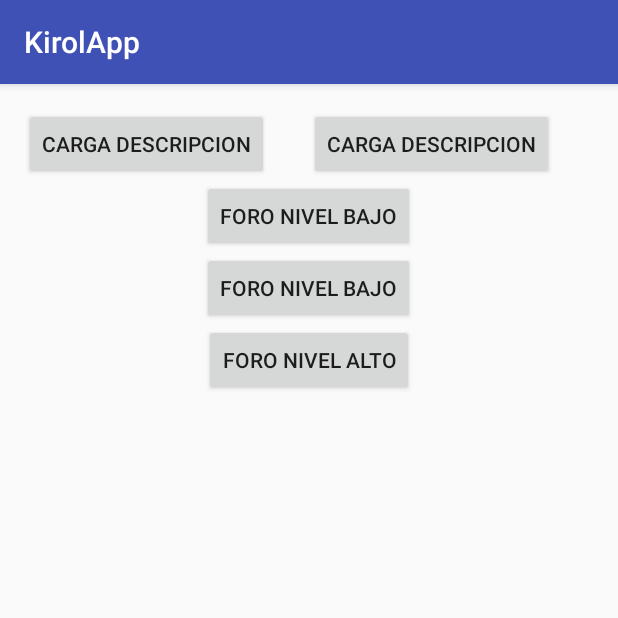
After one commit to aszur/repoKirolApp, an Android app: the SelectedSportActivity screen opened directly, with no data from a screen before it, on a phone screen of 412 x 824 dp, the top half of it. The commit adds this screen. Run offline under Robolectric (Android 15) with nearby library versions, the phone set to English and light mode, and no system bars; 1 statement that could not run was skipped.

Commit message:
Modificando Registro. Cargamos PDFs.

```diff
--- a/KirolApp/app/src/main/java/es/tta/kirolApp/MainActivity.java
+++ b/KirolApp/app/src/main/java/es/tta/kirolApp/MainActivity.java
@@ -26,8 +26,12 @@ public class MainActivity extends AppCompatActivity {
         String login = ((EditText) findViewById(R.id.nombreUsuario)).getText().toString();
         String pwd = ((EditText) findViewById(R.id.claveUsuario)).getText().toString();
         if (authenticate(login, pwd)) {
-            intent.putExtra(LanguageActivity.EXTRA_LOGIN, login); //¿lo esta guardando directamente en la vble de la otra activity?
+            intent.putExtra(LanguageActivity.EXTRA_LOGIN, login);
             startActivity(intent);
         }
     }
+    public void registrar(View view) {
+        Intent intent = new Intent(this, RegisterActivity.class);
+        startActivity(intent);
+    }
 }
--- /dev/null
+++ b/KirolApp/app/src/main/java/es/tta/kirolApp/SelectedSportActivity.java
@@ -0,0 +1,61 @@
+package es.tta.kirolApp;
+
+import android.content.ActivityNotFoundException;
+import android.content.Intent;
+import android.net.Uri;
+import android.os.Environment;
+import android.support.v7.app.AppCompatActivity;
+import android.os.Bundle;
+import android.view.View;
+import android.widget.Button;
+
+import com.example.docencia.kirolApp.R;
+
+import java.io.File;
+import java.net.URI;
+
+import es.tta.kirolApp.model.DeporteXid;
+import es.tta.kirolApp.model.NetworkRequests;
+
+
+public class SelectedSportActivity extends AppCompatActivity {
+    private DeporteXid deporte;
+    @Override
+    protected void onCreate(Bundle savedInstanceState) {
+        super.onCreate(savedInstanceState);
+        setContentView(R.layout.activity_selected_sport);
+        Bundle extras = getIntent().getExtras();
+        int sportId = extras.getInt("SportId"); //Recogemos el id devuelto por la actividad anterior para solicitar info sobre ese deporte
+        deporte = NetworkRequests.cargaDeportesXid(sportId);
+        deporte.setUrlDescEs("https://dl.dropboxusercontent.com/s/oulzgpgnq2ca1ly/KorfbalSpa.pdf?dl=0");
+    }
+    public void cargaDescripcion(View view){
+        cargaPdf(Uri.parse(deporte.getUrlDescEs()));
+    }
+    public void cargaAdaptacion(){
+        cargaPdf(Uri.parse(deporte.getUrlAdapEs()));
+    }
+    public void cargaForo1(){
+
+    }
+    public void cargaForo2(){
+
+    }
+    public void cargaForo3(){
+
+    }
+
+    private void cargaPdf(Uri url){
+        //File file = new File(Environment.getExternalStorageDirectory().getAbsolutePath() +"/"+ filename);
+        Intent target = new Intent(Intent.ACTION_VIEW);
+        target.setDataAndType(url,"application/pdf");
+        target.setFlags(Intent.FLAG_ACTIVITY_NO_HISTORY);
+
+        Intent intent = Intent.createChooser(target, "Open File");
+        try {
+            startActivity(intent);
+        } catch (ActivityNotFoundException e) {
+            // Instruct the user to install a PDF reader here, or something
+        }
+    }
+}
--- a/KirolApp/app/src/main/java/es/tta/kirolApp/model/DeporteXid.java
+++ b/KirolApp/app/src/main/java/es/tta/kirolApp/model/DeporteXid.java
@@ -19,13 +19,13 @@ public class DeporteXid {
     private int idForoMedio;
     private int idForoAlto;
 
-    public DeporteXid(int idDeporte, String nombre,
+    public DeporteXid(/*int idDeporte, String nombre,
                       String urlDescEs, String urlDescEus,
                       String urlDescEn, String urlDescCat,
                       String urlAdapEs, String urlAdapEus,
                       String urlAdapEn, String urlAdapCat,
-                      int idForoBajo, int idForoMedio, int idForoAlto) {
-        this.idDeporte = idDeporte;
+                      int idForoBajo, int idForoMedio, int idForoAlto*/) {
+        /*this.idDeporte = idDeporte;
         this.nombre = nombre;
         this.urlDescEs = urlDescEs;
         this.urlDescEus = urlDescEus;
@@ -37,7 +37,7 @@ public class DeporteXid {
         this.urlAdapCat = urlAdapCat;
         this.idForoBajo = idForoBajo;
         this.idForoMedio = idForoMedio;
-        this.idForoAlto = idForoAlto;
+        this.idForoAlto = idForoAlto;*/
     }
 
     public int getIdDeporte() {
--- a/KirolApp/app/src/main/java/es/tta/kirolApp/model/NetworkRequests.java
+++ b/KirolApp/app/src/main/java/es/tta/kirolApp/model/NetworkRequests.java
@@ -26,26 +26,16 @@ public class NetworkRequests {
     public static List<Pais> cargaPaises(String cont){
         String serverIP = "http://194.30.12.79/";
         List<Pais> paises = new ArrayList<Pais>();
-
+        String url = serverIP+"getCountries.php?idContinente=";
         Pais esp = new Pais(1, "España");
         Pais fin = new Pais(2, "Finlandia");
         paises.add(esp);
         paises.add(fin);
-        String url = serverIP+"getCountries.php?idContinente=";
+
 
 
         String request = url + cont;
         return paises;
-    }
-
-    public static List<DeporteXid> cargaDeportesXid(int id){
-        String serverIP = "http://194.30.12.79/";
-        List<DeporteXid> deportes = new ArrayList<DeporteXid>();
-        String url = serverIP+"getSportById.php?sportID=";
-
-
-        String request = url + id;
-        return deportes;
     }
     public static List<Deporte> cargaListaDeportes(int pais){
         String serverIP = "http://194.30.12.79/";
@@ -58,6 +48,30 @@ public class NetworkRequests {
         String request = url + pais;
         return deportes;
     }
+
+    public static DeporteXid cargaDeportesXid(int id){
+        DeporteXid deporte = new DeporteXid();
+        String serverIP = "http://194.30.12.79/";
+        String url = serverIP+"getSportById.php?sportID=";
+        String request = url + id;
+
+        /*deporte.setIdDeporte(id);
+        deporte.setNombre();
+        deporte.setUrlAdapCat();
+        deporte.setUrlAdapEn();
+        deporte.setUrlAdapEs();
+        deporte.setUrlAdapEus();
+        deporte.setUrlDescCat();
+        deporte.setUrlDescEn();
+        deporte.setUrlDescEs();
+        deporte.setUrlDescEus();*/
+
+
+
+
+        return deporte;
+    }
+
 
 }
 /*
--- a/KirolApp/app/src/main/res/layout/activity_register.xml
+++ b/KirolApp/app/src/main/res/layout/activity_register.xml
@@ -56,7 +56,8 @@
     <Button
         android:layout_width="match_parent"
         android:layout_height="wrap_content"
-        android:text="@string/sacaFoto"/>
+        android:text="@string/sacaFoto"
+        android:onClick="takePicture"/>
 
     <ImageView
         android:id="@+id/fotoRegistro"
--- /dev/null
+++ b/KirolApp/app/src/main/res/layout/activity_selected_sport.xml
@@ -0,0 +1,55 @@
+<?xml version="1.0" encoding="utf-8"?>
+<LinearLayout xmlns:android="http://schemas.android.com/apk/res/android"
+    xmlns:tools="http://schemas.android.com/tools"
+    android:id="@+id/activity_selected_sport"
+    android:orientation="vertical"
+    android:layout_width="match_parent"
+    android:layout_height="match_parent"
+    android:paddingBottom="@dimen/activity_vertical_margin"
+    android:paddingLeft="@dimen/activity_horizontal_margin"
+    android:paddingRight="@dimen/activity_horizontal_margin"
+    android:paddingTop="@dimen/activity_vertical_margin"
+    tools:context="es.tta.kirolApp.SelectedSportActivity">
+
+    <GridLayout
+        android:layout_width="match_parent"
+        android:layout_height="wrap_content"
+        android:columnCount="2">
+        <Button
+            android:id="@+id/botonDesc"
+            android:layout_width="wrap_content"
+            android:layout_height="wrap_content"
+            android:layout_gravity="center_horizontal"
+            android:text="@string/desc"
+            android:onClick="cargaDescripcion"/>
+        <Button
+            android:id="@+id/botonAdapt"
+            android:layout_width="wrap_content"
+            android:layout_height="wrap_content"
+            android:layout_gravity="center_horizontal"
+            android:text="@string/desc"
+            android:onClick="cargaAdaptacion"/>
+    </GridLayout>
+    <Button
+        android:id="@+id/botonForo1"
+        android:layout_width="wrap_content"
+        android:layout_height="wrap_content"
+        android:layout_gravity="center_horizontal"
+        android:text="@string/foro1"
+        android:onClick="cargaForo1"/>
+    <Button
+        android:id="@+id/botonForo2"
+        android:layout_width="wrap_content"
+        android:layout_height="wrap_content"
+        android:layout_gravity="center_horizontal"
+        android:text="@string/foro1"
+        android:onClick="cargaForo2"/>
+    <Button
+        android:id="@+id/botonForo3"
+        android:layout_width="wrap_content"
+        android:layout_height="wrap_content"
+        android:layout_gravity="center_horizontal"
+        android:text="@string/foro3"
+        android:onClick="cargaForo3"/>
+
+</LinearLayout>
--- a/KirolApp/app/src/main/res/layout/activity_sports.xml
+++ b/KirolApp/app/src/main/res/layout/activity_sports.xml
@@ -60,7 +60,7 @@
         android:id="@+id/deporteSpinner"
         android:layout_width="wrap_content"
         android:layout_height="wrap_content"
-        android:gravity="center_horizontal"
+        android:layout_gravity="center_horizontal"
         android:visibility="gone">
     </Spinner>
     <Button
@@ -74,7 +74,7 @@
         android:id="@+id/botonEligeDeporte"
         android:layout_width="wrap_content"
         android:layout_height="wrap_content"
-        android:gravity="center_horizontal"
+        android:layout_gravity="center_horizontal"
         android:text="@string/selectSp"
         android:onClick="eligeDeporte"
         android:visibility="gone"/>
--- a/KirolApp/app/src/main/res/values/strings.xml
+++ b/KirolApp/app/src/main/res/values/strings.xml
@@ -37,6 +37,9 @@
     <string name="wifiAdvice">Se recomienda activar Wifi para continuar</string>
     <string name="errorRegistro">No se pudo completar el registro</string>
     <string name="errorAcceso">Datos incorrectos</string>
+    <string name="completeCampos">Complete todos los campos.</string>
+    <string name="noApp">No existe app para esta tarea</string>
+    <string name="noCamera">Su dispositivo no tiene cámara</string>
 
     <!-- Continentes -->
     <string name="europa">Europa</string>
@@ -46,5 +49,12 @@
     <string name="Asia">Asia</string>
     <string name="selectSp">Elige</string>
 
+    <string name="desc">Carga descripcion</string>
+    <string name="adapt">Carga adaptacion</string>
+    <string name="foro1">Foro nivel bajo</string>
+    <string name="foro2">Foro nivel medio</string>
+    <string name="foro3">Foro nivel alto</string>
+
+
 
 </resources>
```
Also changed, not shown: KirolApp/app/src/main/AndroidManifest.xml (+4 -5 lines), KirolApp/app/src/main/java/es/tta/kirolApp/RegisterActivity.java (+119 -12 lines), KirolApp/app/src/main/java/es/tta/kirolApp/SportsActivity.java (+24 -3 lines), KirolApp/app/src/main/java/es/tta/kirolApp/Utils.java (added, +25 -0 lines), 1 other file.
